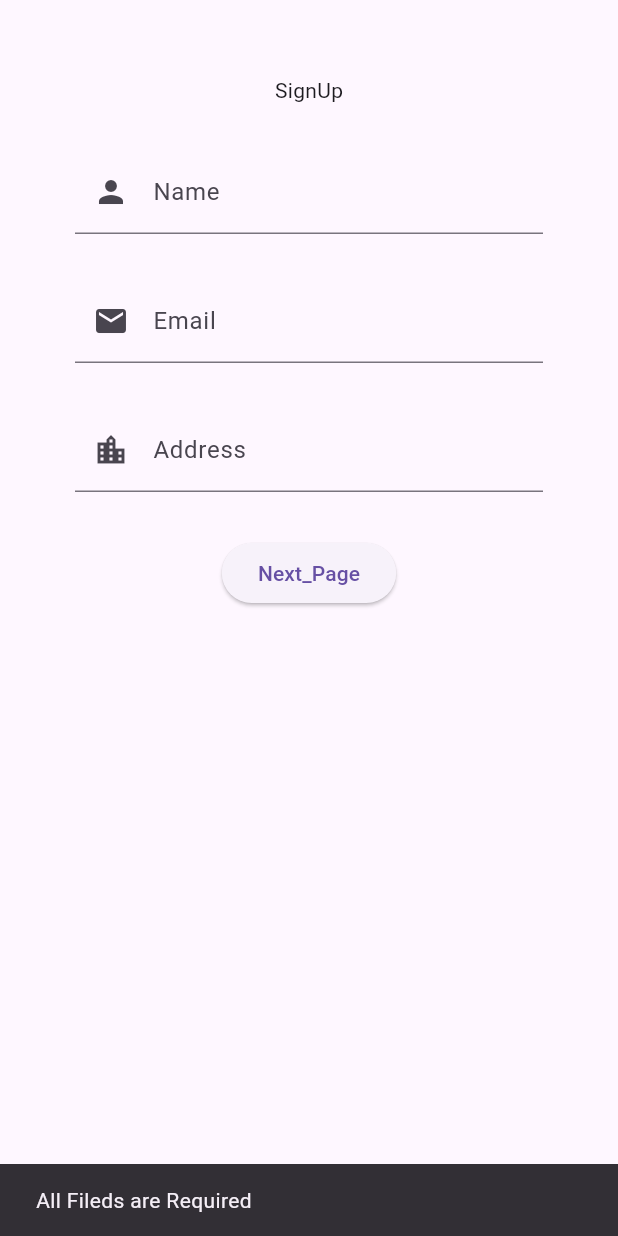
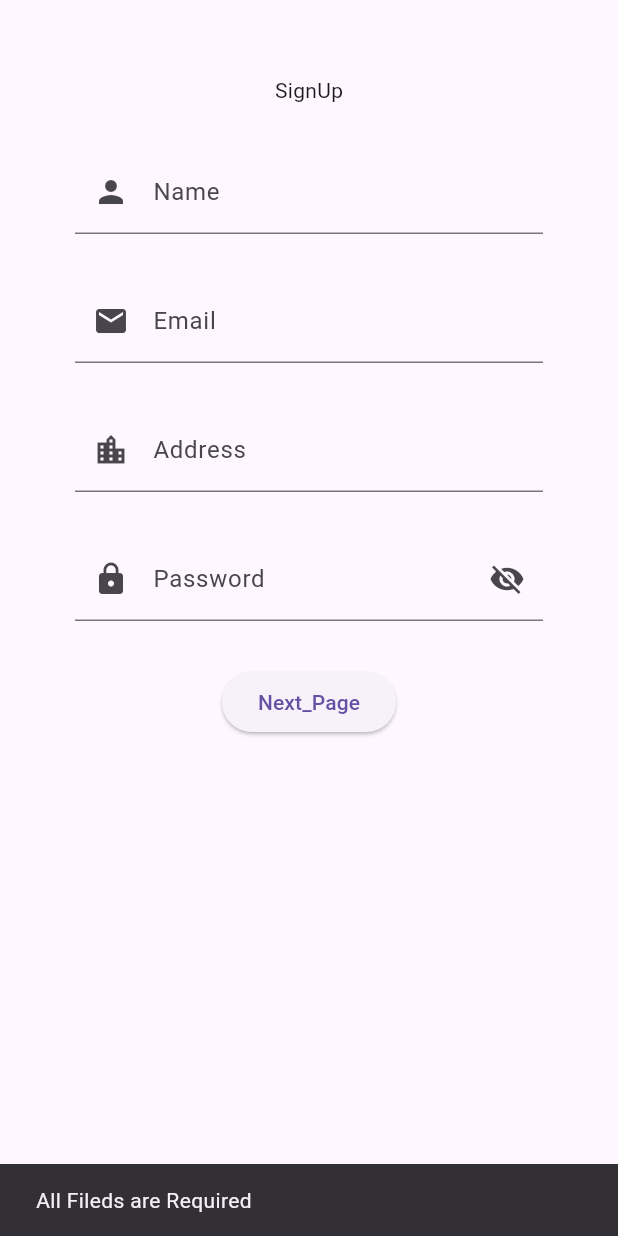
Before and after one commit to dann-s-work/event_manager, a Flutter app: the MySignup_Page screen opened by its route, after a tap on "Next_Page", on a phone screen of 412 x 824 dp. Run offline on Flutter 3.47's test engine with Material 3 defaults, Android fonts, the phone set to English and light mode, and no system bars; our stand-ins replace cloud_firestore, firebase_auth, firebase_core; accounts and stored records are empty.

Commit message:
signup_firebase

```diff
--- a/lib/custom_widgets/filed_widget.dart
+++ b/lib/custom_widgets/filed_widget.dart
@@ -1,8 +1,9 @@
 
 import 'package:flutter/material.dart';
+import 'package:flutter/services.dart';
 
 
-Widget appTextField({required TextEditingController controller, String hint="Enter here",required String label, required IconData icon}){
+Widget appTextField({required TextEditingController controller, String hint="",required String label, required IconData icon,}){
   return TextField(
       controller: controller,
   keyboardType: TextInputType.name,
@@ -10,6 +11,26 @@ Widget appTextField({required TextEditingController controller, String hint="Ent
     prefixIcon: Icon(icon),
     hint: Text(hint),
     labelText: label,
+
   ),
  );
 }
+Widget appPasswordField({required TextEditingController controller, String hint='', required String label,bool obscureText=false,
+String obscuringcharacter='*', required IconData icon, VoidCallback? toggleObscure,
+}){
+return TextField(
+ controller: controller,
+ keyboardType: TextInputType.visiblePassword,
+ obscureText:obscureText,
+  obscuringCharacter: obscuringcharacter,
+ decoration: InputDecoration(
+  hint: Text(hint),
+  labelText: label,
+  prefixIcon: Icon(icon),
+  suffixIcon: toggleObscure != null ? IconButton(icon: Icon(obscureText ? Icons.visibility_off: Icons.visibility),
+  onPressed: toggleObscure,
+  ): null
+
+ ),
+);
+}
--- a/lib/main.dart
+++ b/lib/main.dart
@@ -1,4 +1,5 @@
-import 'package:event_manager/event.dart';
+
+import 'package:event_manager/signout.dart';
 import 'package:event_manager/views/auth/login_view.dart';
 import 'package:event_manager/views/auth/signup_view.dart';
 import 'package:event_manager/views/home/home_view.dart';
@@ -26,7 +27,7 @@ class MyApp extends StatelessWidget {
         '/':(context)=>HomeView(),
         '/login':(context)=>MyLogin_Page(),
         '/signup':(context)=>MySignup_Page(),
-        '/event' : (context)=> MyEvent_Screen(),
+        '/signout' : (context)=> Signout(),
       }
     );
   }
--- /dev/null
+++ b/lib/views/auth/firebase_services.dart
@@ -0,0 +1,24 @@
+import 'package:firebase_auth/firebase_auth.dart';
+
+class FirebaseServices {
+  FirebaseAuth _auth = FirebaseAuth.instance;
+  Future<User?> signUpwithemailandpassword(String email,String password)async{
+        try {
+          UserCredential credential = await _auth.createUserWithEmailAndPassword(email: email, password: password);
+            return credential.user;
+
+        } catch (e) {
+          print('some error occured');
+        }
+        return null;
+  }
+  Future<User?> signInwithemailandpassword(String email, String password)async{
+    try {
+      UserCredential credential = await _auth.signInWithEmailAndPassword(email: email, password: password);
+      return credential.user;
+    } catch (e) {
+      print('some error occured');
+    }
+    return null;
+  }
+}
--- a/lib/views/auth/signup_view.dart
+++ b/lib/views/auth/signup_view.dart
@@ -1,5 +1,7 @@
 import 'package:cloud_firestore/cloud_firestore.dart';
 import 'package:event_manager/custom_widgets/filed_widget.dart';
+import 'package:event_manager/views/auth/firebase_services.dart';
+import 'package:firebase_auth/firebase_auth.dart';
 import 'package:firebase_core/firebase_core.dart';
 import 'package:flutter/material.dart';
 
@@ -11,11 +13,27 @@ class MySignup_Page extends StatefulWidget {
 }
 
 class __MySignup_PageState extends State<MySignup_Page> {
+  final FirebaseServices _auth = FirebaseServices();
+   TextEditingController authnameController=TextEditingController();
+    TextEditingController authemailController =TextEditingController();
+    TextEditingController authaddressController = TextEditingController();
+    TextEditingController authpasswordController = TextEditingController();
+    @override
+    void dispose(){
+      authnameController.dispose();
+      authemailController.dispose();
+      authpasswordController.dispose();
+      super.dispose();
+    }
+  bool obscureauthPassword = true;
+  void togglePassword(){
+    setState(() {
+      obscureauthPassword = !obscureauthPassword;
+    });
+  }
   @override
   Widget build(BuildContext context) {
-    TextEditingController authnameController=TextEditingController();
-    TextEditingController authemailController =TextEditingController();
-    TextEditingController authaddressController = TextEditingController();
+
     return Scaffold(
       resizeToAvoidBottomInset: true,
       body: SafeArea(
@@ -35,8 +53,11 @@ class __MySignup_PageState extends State<MySignup_Page> {
                   appTextField(controller: authnameController,icon: Icons.person, label: 'Name', hint: "Enter name here"),
                   appTextField(controller:authemailController,icon:Icons.email, label: 'Email',hint:'Enter Email Here'),
                   appTextField(controller: authaddressController, label: 'Address', icon: Icons.location_city, hint: 'Enter Address here'),
+                  appPasswordField(controller: authpasswordController, label:'Password', hint: 'Enter Your Password', icon: Icons.lock,
+                  obscureText: obscureauthPassword, toggleObscure: togglePassword),
 
                   ElevatedButton(onPressed: ()async{
+
 
                     if (authnameController.text.isEmpty|| authemailController.text.isEmpty|| authaddressController.text.isEmpty) {
                       ScaffoldMessenger.of(context).showSnackBar(SnackBar(content: Text('All Fileds are Required')));
@@ -44,20 +65,29 @@ class __MySignup_PageState extends State<MySignup_Page> {
                     }else{
 
                     try {
-                      await FirebaseFirestore.instance.collection('user').add({
+                      User? user= await _auth.signUpwithemailandpassword(authemailController.text,authpasswordController.text);
+                      if (user!= null) {
+                              print('user is successfully created');
+                               await FirebaseFirestore.instance.collection('user').add({
                         'name':authnameController.text,
                         'email':authemailController.text,
                         'address': authaddressController.text,
+                        'password': authpasswordController.text,
                         'timestamp':FieldValue.serverTimestamp(),
                       });
-                      Navigator.pushNamed(context, '/event');
+                       Navigator.pushNamed(context, '/signout');
+                      }else{
+                         print('some error occurred');
+                                 }
+
+
 
                     } catch (e) {
                       print('Error:$e');
                       ScaffoldMessenger.of(context).showSnackBar(SnackBar(content: Text('Error Saving Data')));
                     }
 
-                  }
+                  } ;
 
                     },child: Text("Next_Page"),)],
               ),
--- a/lib/views/splash_view.dart
+++ b/lib/views/splash_view.dart
@@ -1,3 +1,6 @@
+import 'package:event_manager/views/auth/login_view.dart';
+import 'package:event_manager/views/home/home_view.dart';
+import 'package:firebase_auth/firebase_auth.dart';
 import 'package:flutter/material.dart';
 
 class SplashView extends StatelessWidget {
@@ -5,6 +8,6 @@ class SplashView extends StatelessWidget {
 
   @override
   Widget build(BuildContext context) {
-    return const Scaffold();
+    return Scaffold();
   }
 }
--- a/pubspec.yaml
+++ b/pubspec.yaml
@@ -13,8 +13,10 @@ dependencies:
   flutter_dotenv: ^5.2.1
   #firebase_core: ^4.0.0
   #cloud_firestore: ^4.15.1
-  firebase_core: ^2.31.0
-  cloud_firestore: ^4.15.3
+  #firebase_core: ^2.31.0
+  firebase_core: ^4.0.0
+  firebase_auth: ^6.0.0
+  cloud_firestore: ^6.0.0
 
 dev_dependencies:
   flutter_test:
```
Also changed, not shown: lib/event.dart (deleted, +0 -24 lines), lib/signout.dart (added, +35 -0 lines), lib/views/auth/login_view.dart (+45 -20 lines), lib/views/home/home_view.dart (+6 -2 lines), lib/views/auth/firebase_auth.dart (added), pubspec.lock, 3 other files.
